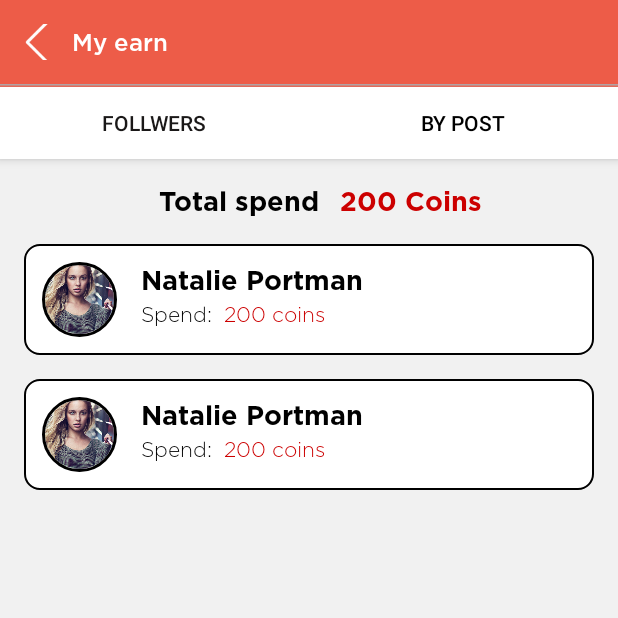
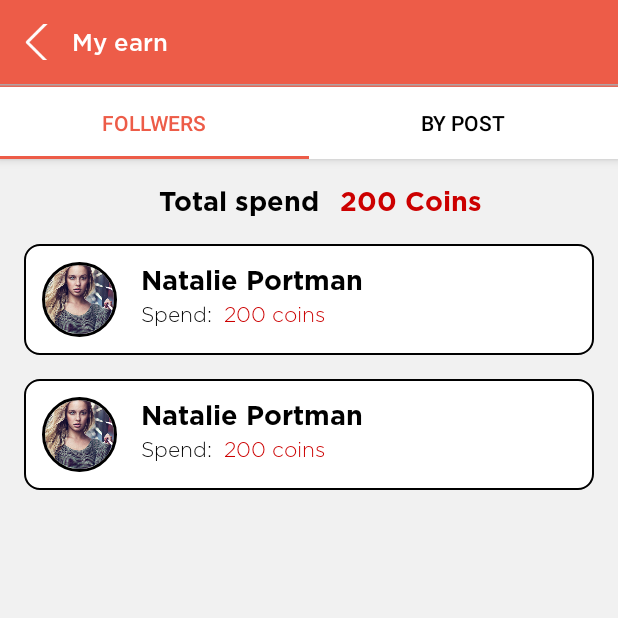
Before and after one commit to poojak92/develop, an Android app: the fragment MyAccountFragment placed in its activity, after a tap on "My earn", on a phone screen of 412 x 824 dp, the top half of it. Run offline under Robolectric (Android 15) with nearby library versions, the phone set to English and light mode, and no system bars; our stand-ins replace ButterKnife, CircleImageView.

Commit message:
Done tabindicator in MyEarningActivity

```diff
--- a/app/src/main/java/com/scarlett/Fragment/MyAccountFragment.java
+++ b/app/src/main/java/com/scarlett/Fragment/MyAccountFragment.java
@@ -51,7 +51,6 @@ public class MyAccountFragment extends BaseFragment implements IUpdateProfileCom
     String[] Menu = {
             "Wallet",
             "My earn",
-            "Recharge",
             "Withdraw",
             "Transaction",
             "Followers",
@@ -63,7 +62,6 @@ public class MyAccountFragment extends BaseFragment implements IUpdateProfileCom
     int[] Menu_imageId = {
             R.drawable.ic_wallet,
             R.drawable.ic_earn,
-            R.drawable.ic_recharge,
             R.drawable.ic_withdraw,
             R.drawable.ic_trans,
             R.drawable.ic_follower,
--- a/app/src/main/java/com/scarlett/activity/SplashActivity.java
+++ b/app/src/main/java/com/scarlett/activity/SplashActivity.java
@@ -37,7 +37,7 @@ public class SplashActivity extends BaseAcitivity {
     public Runnable timerRunnable = new Runnable() {
         @Override
         public void run() {
-            Intent intent = new Intent(SplashActivity.this, LoginActivity.class);
+            Intent intent = new Intent(SplashActivity.this, MyEarningActivity.class);
             startActivity(intent);
             finish();
 
--- a/app/src/main/res/layout/activity_earning.xml
+++ b/app/src/main/res/layout/activity_earning.xml
@@ -20,13 +20,12 @@
             android:id="@+id/tabs"
             android:layout_width="match_parent"
             android:layout_height="wrap_content"
-            app:tabIndicator="@color/colorblack"
-            app:tabBackground="@color/white"
             app:tabTextColor="@color/colorblack"
-            app:tabSelectedTextColor="@color/colorPrimaryDark"
-            app:tabIndicatorColor="@color/colorblack"
+            app:tabSelectedTextColor="@color/colorPrimary"
+            app:tabIndicatorColor="@color/colorPrimary"
             app:tabMode="fixed"
-            app:tabGravity="fill"/>
+            android:background="@color/white"
+            />/>
     </android.support.design.widget.AppBarLayout>
 
     <android.support.v4.view.ViewPager
```
Also changed, not shown: app/src/main/java/com/scarlett/activity/MyEarningActivity.java (+3 -5 lines).
